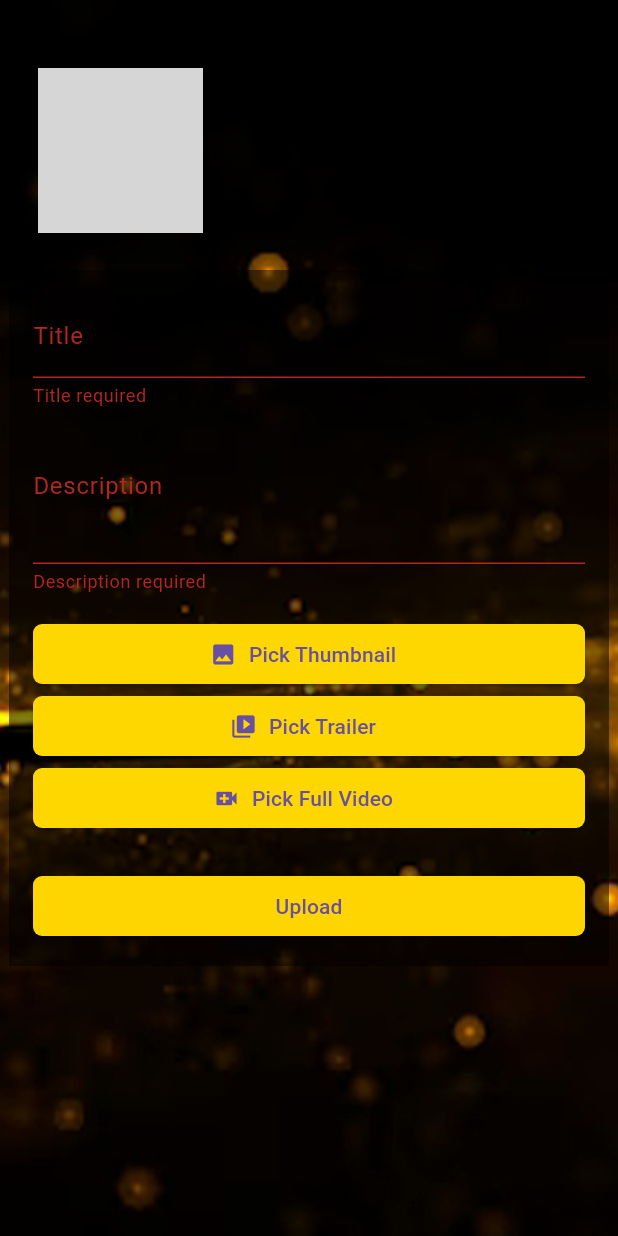
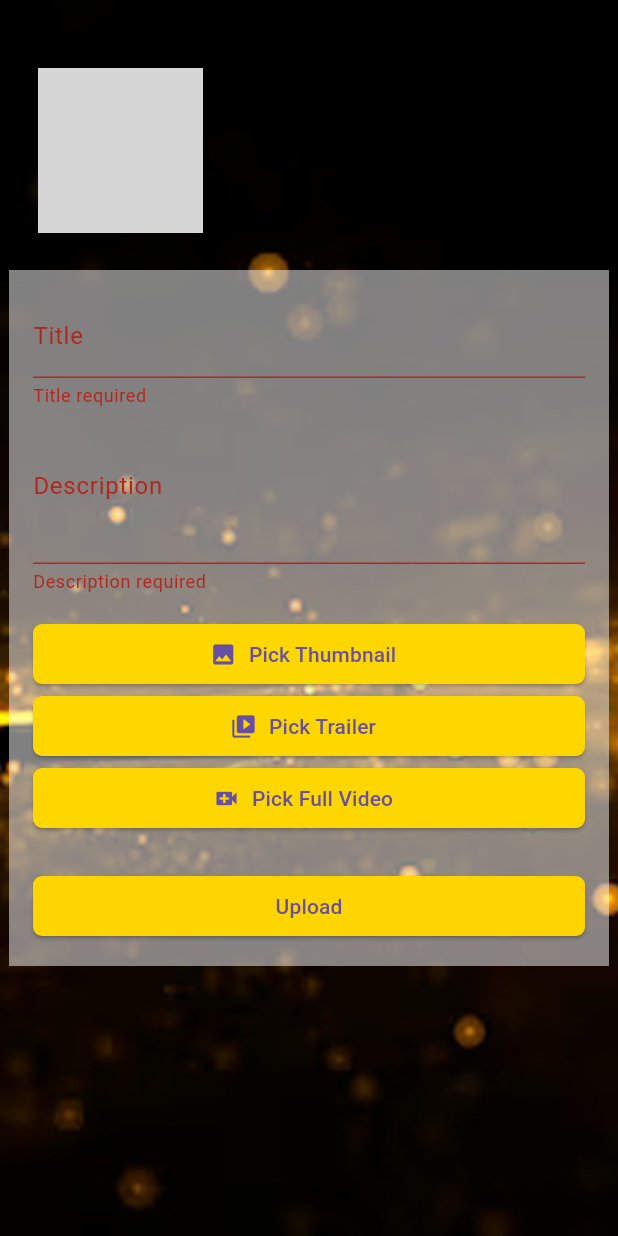
Before and after one commit to Sjoze1/admin_lumendeotv, a Flutter app: the screen it shows after launch, after a tap on "Upload", on a phone screen of 412 x 824 dp. Run offline on Flutter 3.47's test engine with Material 3 defaults, Android fonts, the phone set to English and light mode, and no system bars; our stand-ins replace dio, file_picker; grey boxes are pictures that could not be loaded.

Commit message:
upload.dart fix

```diff
--- a/lib/pages/upload.dart
+++ b/lib/pages/upload.dart
@@ -56,7 +56,7 @@ class _UploadPageState extends State<UploadPage> {
       });
 
       final response = await dio.post(
-        'http://192.168.100.4:8000/api/upload',
+        'https://lumendeotv-project-backend.onrender.com/api/upload',
         data: formData,
         cancelToken: _cancelToken,
         onSendProgress: (int sent, int total) {
@@ -115,7 +115,7 @@ Widget build(BuildContext context) {
         Center(
           child: Container(
             padding: const EdgeInsets.all(16.0),
-            color: Colors.black.withOpacity(0.5),
+            color: Colors.white.withOpacity(0.5),
             constraints: const BoxConstraints(maxWidth: 400), // optional max width
             child: _isUploading
                 ? UploadProgressWidget(
```
